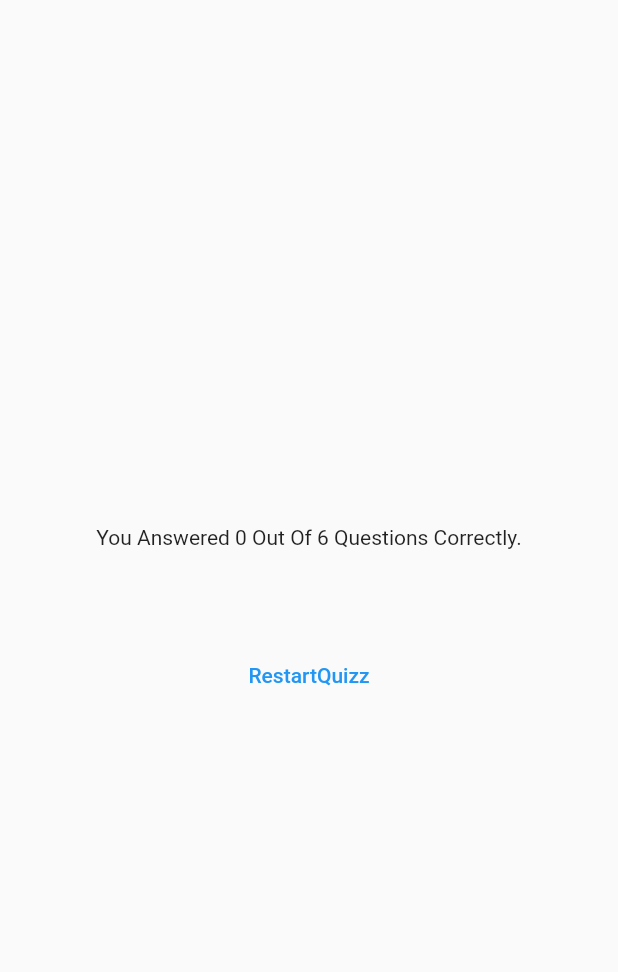
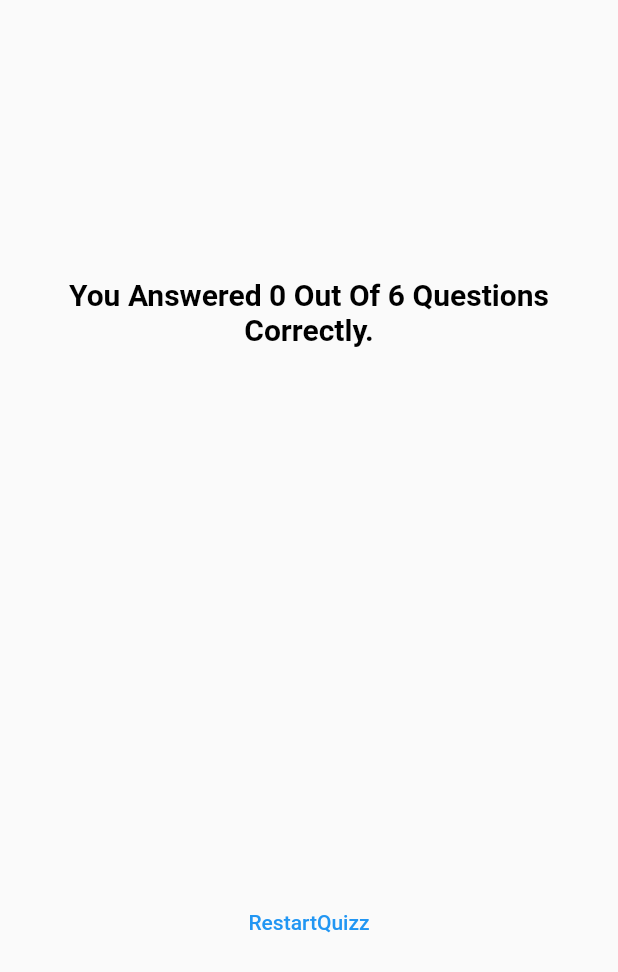
Before and after one commit to sharshv2012/quizzyy, a Flutter app: the ResultsScreen widget shown alone on an empty page, opened directly with empty values, on a phone screen of 412 x 824 dp. Shown: the top 972 px of the screen. Run offline on Flutter 3.47's test engine with Material 2 defaults, Android fonts, the light colour scheme and no system bars; our stand-ins replace google_fonts.

Commit message:
Commit 12 : Finalized the project but there is a null related error issue in question_summary screen.

```diff
--- a/lib/data/questions.dart
+++ b/lib/data/questions.dart
@@ -1,6 +1,8 @@
 import 'package:quizzyy/models/quiz_questions.dart';
-const questions = [
-   QuizQuestion(
+
+List questions = [
+
+   const QuizQuestion(
     'What are the main building blocks of Flutter UIs?',
     [
       'Widgets',
@@ -9,13 +11,15 @@ const questions = [
       'Functions',
     ],
   ),
-  QuizQuestion('How are Flutter UIs built?', [
+
+  const QuizQuestion('How are Flutter UIs built?', [
     'By combining widgets in code',
     'By combining widgets in a visual editor',
     'By defining widgets in config files',
     'By using XCode for iOS and Android Studio for Android',
   ]),
-  QuizQuestion(
+
+  const QuizQuestion(
     'What\'s the purpose of a StatefulWidget?',
     [
       'Update UI as data changes',
@@ -24,7 +28,8 @@ const questions = [
       'Render UI that does not depend on data',
     ],
   ),
-  QuizQuestion(
+  // ignore: prefer_const_constructors
+  const QuizQuestion(
     'Which widget should you try to use more often: StatelessWidget or StatefulWidget?',
     [
       'StatelessWidget',
@@ -33,7 +38,7 @@ const questions = [
       'None of the above',
     ],
   ),
-  QuizQuestion(
+  const QuizQuestion(
     'What happens if you change data in a StatelessWidget?',
     [
       'The UI is not updated',
@@ -42,12 +47,12 @@ const questions = [
       'Any nested StatefulWidgets are updated',
     ],
   ),
-  QuizQuestion(
+
+  const QuizQuestion(
     'How should you update data inside of StatefulWidgets?',
     [
       'By calling setState()',
       'By calling updateData()',
-      'By calling updateUI()',
       'By calling updateState()',
     ],
   ),
--- a/lib/results_screen.dart
+++ b/lib/results_screen.dart
@@ -1,23 +1,35 @@
+
+
 import 'package:flutter/material.dart';
 import 'package:quizzyy/data/questions.dart';
 import 'package:quizzyy/questions_summary.dart';
 
+
 class ResultsScreen extends StatelessWidget {
-  const ResultsScreen({super.key , required this.chosenAnswer,});
+  const ResultsScreen({
+    super.key,
+    required this.chosenAnswer,
+    required this.onRestart,
+  });
 
   final List<String> chosenAnswer;
+  final void Function() onRestart;
 
-  List<Map<String , Object>> getSummaryData(){
+  List<Map<String, Object>> getSummaryData() {
+    final List<Map<String, Object>> summary = [];
 
-    final List <Map<String ,Object>> summary = [];
-    for(var i = 0 ; i < chosenAnswer.length ; i++){
-      summary.add({ // giving key-value pairs.
-        'qustion_index' : i ,
-        'question' : questions[i].text,
-        'correct_answer' : questions[i].answers[0],
-        'user_answer' : chosenAnswer[i]
+    for (var i = 0 ; i < chosenAnswer.length; i++) {
 
-      });
+      summary.add(
+        {
+          // giving key-value pairs.
+          'qustion_index': i,
+
+          'question': questions[i].text,
+          'correct_answer': questions[i].answers[0],
+          'user_answer': chosenAnswer[i]
+        },
+      );
     }
     return summary;
   }
@@ -26,7 +38,7 @@ class ResultsScreen extends StatelessWidget {
   Widget build(BuildContext context) {
     final summaryData = getSummaryData();
     final numTotalQuestions = questions.length;
-    final numCorrectQuestion = summaryData.where((data){
+    final numCorrectQuestion = summaryData.where((data) {
       return data['user_answer'] == data['correct_answer'];
     }).length; // getting no. of correct answers.
 
@@ -38,11 +50,15 @@ class ResultsScreen extends StatelessWidget {
         child: Column(
           mainAxisAlignment: MainAxisAlignment.center,
           children: [
-            Text("You Answered $numCorrectQuestion Out Of $numTotalQuestions Questions Correctly."),
+            Text(
+                "You Answered $numCorrectQuestion Out Of $numTotalQuestions Questions Correctly." , style: const TextStyle(fontWeight: FontWeight.bold ,fontSize: 20, color: Colors.black),textAlign: TextAlign.center,),
             const SizedBox(height: 30),
             QuestionsSummary(summaryData),
-            const SizedBox(height: 30,),
-            TextButton(onPressed: (){}, child: const Text("RestartQuizz"))
+            const SizedBox(
+              height: 30,
+            ),
+            TextButton(onPressed: onRestart
+              , child: const Text("RestartQuizz"))
           ],
         ),
       ),
```
Also changed, not shown: lib/questions_summary.dart (+52 -15 lines), lib/quizz.dart (+9 -1 lines), lib/start_screen.dart (+9 -6 lines), assets/images/pngwing.com.png.
